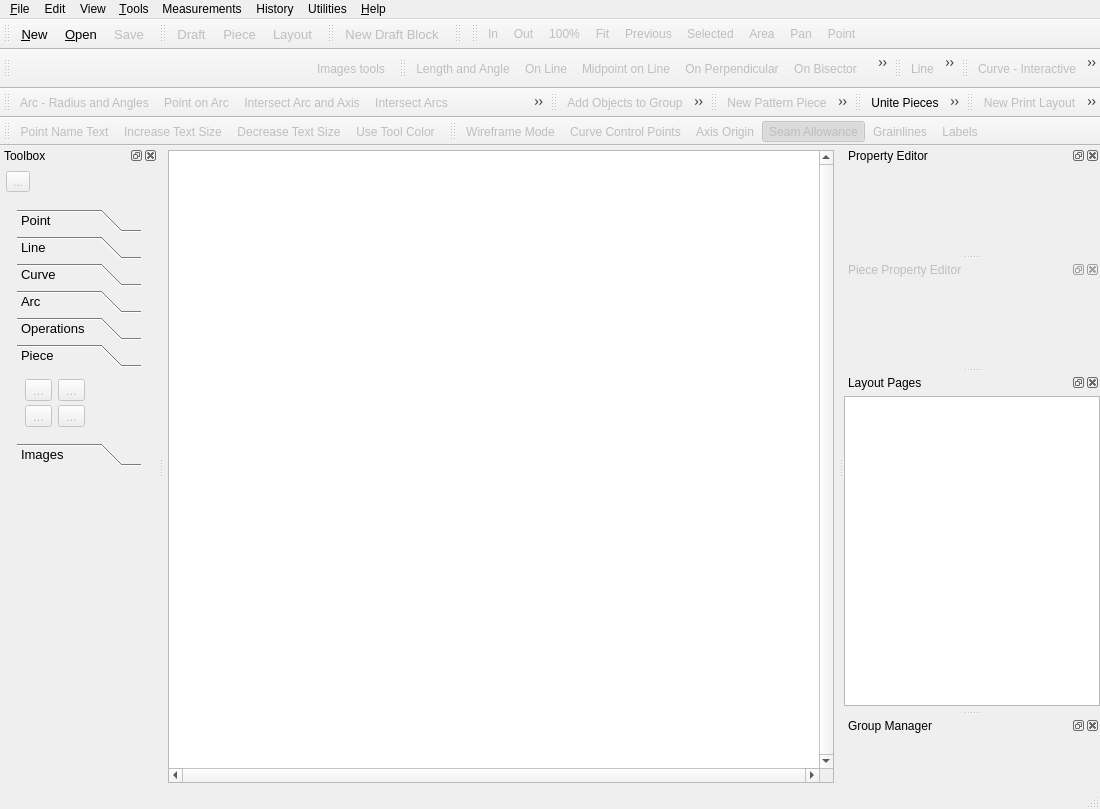
This is src/app/seamly2d/mainwindow.ui in FashionFreedom/Seamly2D as Qt 5 draws it before an edit. The edited form follows.
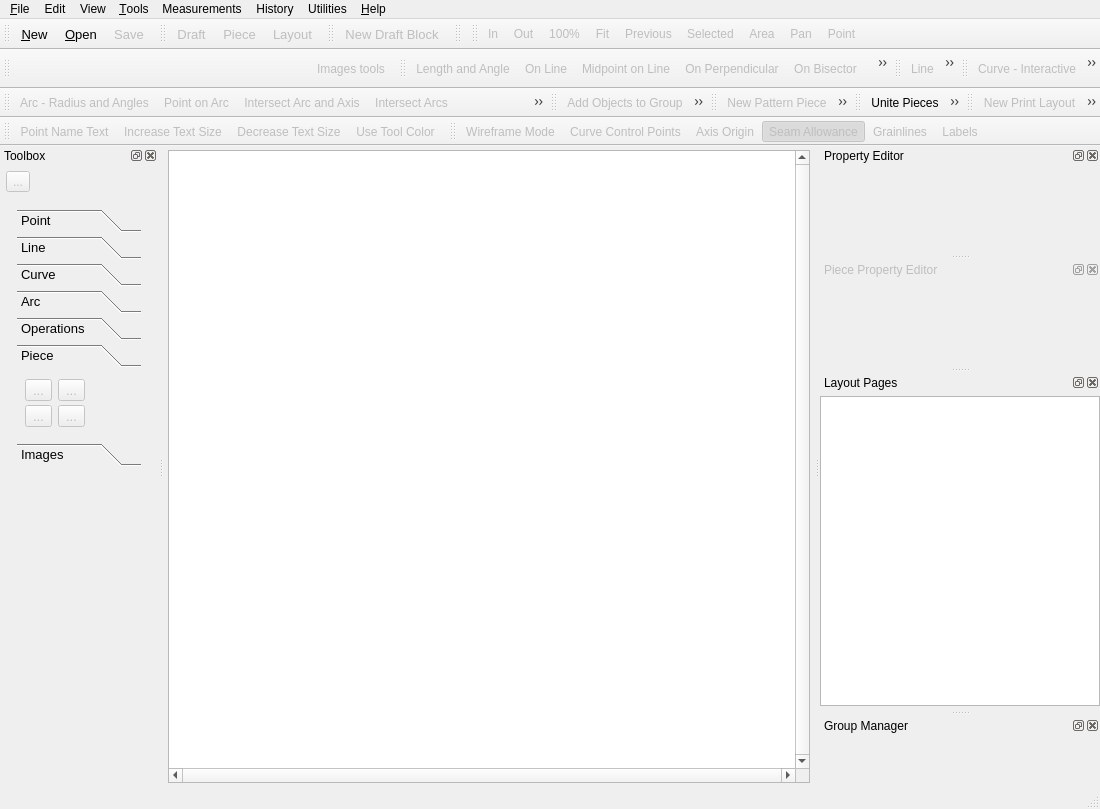
This is the edited form. Icons and pictures are not drawn. Custom widgets are drawn as their Qt base class.

```diff
--- a/src/app/seamly2d/mainwindow.ui
+++ b/src/app/seamly2d/mainwindow.ui
@@ -465,7 +465,7 @@
    </property>
    <property name="minimumSize">
     <size>
-     <width>220</width>
+     <width>280</width>
      <height>70</height>
     </size>
    </property>
```
